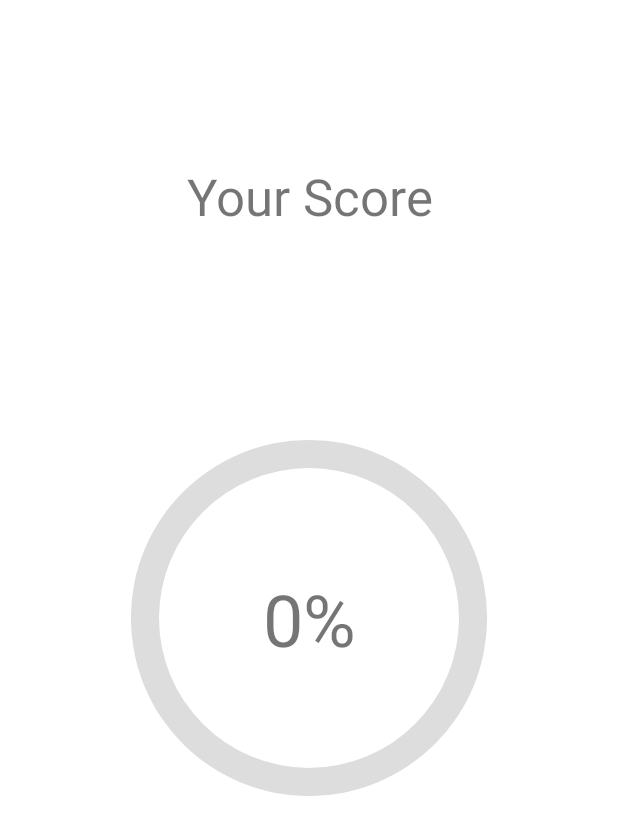
After one commit to BuckeyePaul/MapTesting, an Android app: the OverallScore screen opened directly, with no data from a screen before it, on a phone screen of 412 x 824 dp. The commit adds this screen. Shown: the top 835 px of the screen. Run offline under Robolectric (Android 15) with nearby library versions, the phone set to English and light mode, and no system bars.

Commit message:
Added overall score feature. Added units to top speed. Implemented scoring system.

```diff
--- a/app/src/main/AndroidManifest.xml
+++ b/app/src/main/AndroidManifest.xml
@@ -14,6 +14,9 @@
         android:roundIcon="@mipmap/ic_launcher_round"
         android:supportsRtl="true"
         android:theme="@style/Theme.MapTesting">
+        <activity
+            android:name=".OverallScore"
+            android:exported="false" />
         <activity
             android:name=".ReportContent"
             android:exported="false" />
--- /dev/null
+++ b/app/src/main/java/com/example/maptesting/OverallScore.java
@@ -0,0 +1,104 @@
+package com.example.maptesting;
+
+import androidx.appcompat.app.AppCompatActivity;
+
+import android.os.Bundle;
+import android.util.Log;
+import android.widget.ProgressBar;
+import android.widget.TextView;
+
+import java.io.BufferedInputStream;
+import java.io.BufferedReader;
+import java.io.File;
+import java.io.FileInputStream;
+import java.io.FileNotFoundException;
+import java.io.IOException;
+import java.io.InputStream;
+import java.io.InputStreamReader;
+import java.util.ArrayList;
+import java.util.Collections;
+import java.util.Scanner;
+
+public class OverallScore extends AppCompatActivity {
+    private int progr = 0;
+    private File[] reportFiles;
+    private ArrayList<String> reportNamesList = new ArrayList<String>();
+
+    @Override
+    protected void onCreate(Bundle savedInstanceState) {
+        super.onCreate(savedInstanceState);
+        setContentView(R.layout.activity_overall_score);
+        ProgressBar progressBar = findViewById(R.id.progressBar);
+        TextView scoreValue = findViewById(R.id.scoreValue);
+
+        // Parse through 5 most recent reports and get overall score
+        reportFiles = this.getFilesDir().listFiles();
+
+        int index = 0;
+        for(File report : reportFiles) {
+            Log.d("FILENAME", report.getName());
+            // Filter out mapbox files from reports list
+            if(!report.getName().contains(".mapbox") && !report.getName().contains("mbx_nav")) {
+                reportNamesList.add(report.getName());
+                index++;
+            }
+        }
+        Collections.sort(reportNamesList, String.CASE_INSENSITIVE_ORDER);
+        Collections.reverse(reportNamesList);
+
+        // If there are less than 5 files, use all files in files dir, otherwise use 5 most recent
+        int numReportsExamined = (reportNamesList.size() > 5) ? 5 : reportNamesList.size();
+        Log.i("PROG EXAMINE", String.valueOf(numReportsExamined) + " files examined.");
+
+        // Weighted score
+        double progDouble = 0.0;
+        // Total time driven across all examined reports
+        long totalTime = 0;
+        for(int i = 0; i < numReportsExamined; i++) {
+            // File under examination
+            String fileName = reportNamesList.get(i);
+
+            File file = new File(this.getFilesDir(), fileName);
+
+            // Time driven on this report
+            long timeDriven = 0;
+
+            // Read the existing file
+            StringBuilder sb = new StringBuilder();
+            try {
+                InputStream in = new FileInputStream(file);
+                BufferedReader br = new BufferedReader(new InputStreamReader(in));
+                String line;
+                int lineNum = 0;
+                while((line = br.readLine()) != null) {
+                    if(lineNum == 1) {
+                        timeDriven = Long.parseLong(line);
+                        totalTime += timeDriven;
+                    }
+                    else if(lineNum == 16){
+                        // Weighted average
+                        progDouble += Double.parseDouble(line) * timeDriven;
+                    }
+                    lineNum++;
+                }
+
+            } catch (FileNotFoundException e) {
+                e.printStackTrace();
+            } catch (IOException e) {
+                e.printStackTrace();
+            }
+
+
+        }
+        // Perform weighted average calculation
+        progr = (int) (progDouble / totalTime);
+        // Update progress bar and text display
+        updateProgressBar(progressBar, scoreValue);
+
+    }
+
+    private void updateProgressBar(ProgressBar progressBar, TextView progText) {
+        progressBar.setProgress(progr);
+        progText.setText(String.valueOf(progr) + "%");
+    }
+}
--- /dev/null
+++ b/app/src/main/res/drawable/circle.xml
@@ -0,0 +1,24 @@
+<?xml version="1.0" encoding="utf-8"?>
+<layer-list xmlns:android="http://schemas.android.com/apk/res/android">
+    <item>
+        <shape
+            android:shape="ring"
+            android:thicknessRatio="16"
+            android:useLevel="false">
+            <solid android:color="#DDD"/>
+        </shape>
+    </item>
+
+    <item>
+        <rotate
+            android:fromDegrees="-90"
+            android:toDegrees="-90">
+            <shape
+                android:shape="ring"
+                android:thicknessRatio="16"
+                android:useLevel="true">
+                <solid android:color="#3CF"/>
+            </shape>
+        </rotate>
+    </item>
+</layer-list>
--- /dev/null
+++ b/app/src/main/res/layout/activity_overall_score.xml
@@ -0,0 +1,43 @@
+<?xml version="1.0" encoding="utf-8"?>
+<androidx.constraintlayout.widget.ConstraintLayout xmlns:android="http://schemas.android.com/apk/res/android"
+    xmlns:app="http://schemas.android.com/apk/res-auto"
+    xmlns:tools="http://schemas.android.com/tools"
+    android:layout_width="match_parent"
+    android:layout_height="match_parent"
+    tools:context=".OverallScore">
+
+    <ProgressBar
+        android:id="@+id/progressBar"
+        android:layout_width="300dp"
+        android:layout_height="300dp"
+        android:indeterminateOnly="false"
+        android:progressDrawable="@drawable/circle"
+        app:layout_constraintBottom_toBottomOf="parent"
+        app:layout_constraintEnd_toEndOf="parent"
+        app:layout_constraintStart_toStartOf="parent"
+        app:layout_constraintTop_toTopOf="parent"
+        tools:progress="10" />
+
+    <TextView
+        android:id="@+id/scoreValue"
+        android:layout_width="wrap_content"
+        android:layout_height="wrap_content"
+        android:text="50%"
+        android:textSize="48sp"
+        app:layout_constraintBottom_toBottomOf="parent"
+        app:layout_constraintEnd_toEndOf="parent"
+        app:layout_constraintStart_toStartOf="parent"
+        app:layout_constraintTop_toTopOf="parent" />
+
+    <TextView
+        android:id="@+id/scoreLabel"
+        android:layout_width="186dp"
+        android:layout_height="58dp"
+        android:gravity="center"
+        android:text="Your Score"
+        android:textSize="34sp"
+        app:layout_constraintBottom_toTopOf="@+id/progressBar"
+        app:layout_constraintEnd_toEndOf="parent"
+        app:layout_constraintStart_toStartOf="parent"
+        app:layout_constraintTop_toTopOf="parent" />
+</androidx.constraintlayout.widget.ConstraintLayout>
```
Also changed, not shown: app/src/main/java/com/example/maptesting/MainActivity.kt (+14 -7 lines), app/src/main/java/com/example/maptesting/Reports.java (+1 -14 lines).
